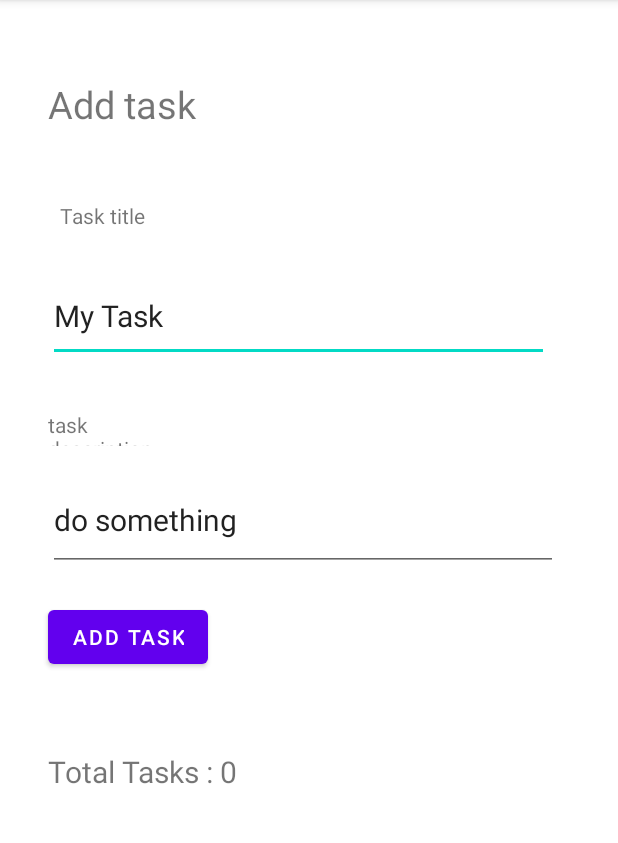
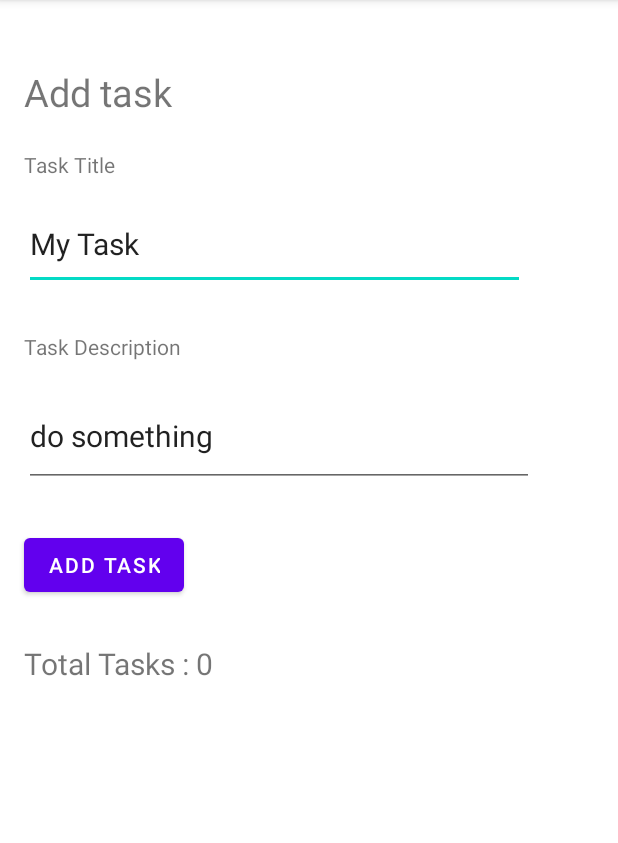
Before and after one commit to ahmadalasaad/taskmaster, an Android app: the AddTask screen opened directly, with no data from a screen before it, on a phone screen of 412 x 824 dp, the part 84-927 px from its top. Run offline under Robolectric (Android 15) with nearby library versions, the phone set to English and light mode, and no system bars.

```diff
--- a/app/src/main/res/layout/activity_add_task.xml
+++ b/app/src/main/res/layout/activity_add_task.xml
@@ -10,9 +10,9 @@
         android:id="@+id/textView"
         android:layout_width="129dp"
         android:layout_height="28dp"
-        android:layout_marginStart="32dp"
-        android:layout_marginLeft="32dp"
-        android:layout_marginTop="52dp"
+        android:layout_marginStart="16dp"
+        android:layout_marginLeft="16dp"
+        android:layout_marginTop="44dp"
         android:text="Add task"
         android:textSize="25sp"
         app:layout_constraintStart_toStartOf="parent"
@@ -22,41 +22,34 @@
         android:id="@+id/textView2"
         android:layout_width="81dp"
         android:layout_height="24dp"
-        android:layout_marginStart="32dp"
-        android:layout_marginLeft="32dp"
-        android:layout_marginTop="52dp"
-        android:layout_marginBottom="16dp"
-        android:text="Task title"
+        android:layout_marginStart="16dp"
+        android:layout_marginLeft="16dp"
+        android:layout_marginTop="28dp"
+        android:text="Task Title"
         android:textSize="14sp"
-        app:layout_constraintBottom_toTopOf="@+id/editTextTextPersonName"
-        app:layout_constraintEnd_toEndOf="parent"
-        app:layout_constraintHorizontal_bias="0.026"
         app:layout_constraintStart_toStartOf="parent"
-        app:layout_constraintTop_toBottomOf="@+id/textView"
-        app:layout_constraintVertical_bias="0.25" />
+        app:layout_constraintTop_toBottomOf="@+id/textView" />
+
 
     <TextView
         android:id="@+id/textView4"
-        android:layout_width="89dp"
-        android:layout_height="24dp"
-        android:layout_marginStart="32dp"
-        android:layout_marginLeft="32dp"
-        android:layout_marginTop="32dp"
-        android:text="task description"
+        android:layout_width="116dp"
+        android:layout_height="28dp"
+        android:layout_marginStart="16dp"
+        android:layout_marginLeft="16dp"
+        android:layout_marginTop="28dp"
+        android:text="Task Description"
         app:layout_constraintStart_toStartOf="parent"
         app:layout_constraintTop_toBottomOf="@+id/editTextTextPersonName" />
-
 
     <Button
         android:id="@+id/button"
         android:layout_width="wrap_content"
         android:layout_height="wrap_content"
-        android:layout_marginStart="32dp"
-        android:layout_marginLeft="32dp"
-        android:layout_marginTop="20dp"
+        android:layout_marginStart="16dp"
+        android:layout_marginLeft="16dp"
+        android:layout_marginTop="28dp"
         android:text="ADD TASK"
-        app:layout_constraintEnd_toEndOf="parent"
-        app:layout_constraintHorizontal_bias="0.0"
         app:layout_constraintStart_toStartOf="parent"
         app:layout_constraintTop_toBottomOf="@+id/editTextTextPersonName2" />
 
@@ -64,25 +57,23 @@
         android:id="@+id/editTextTextPersonName"
         android:layout_width="334dp"
         android:layout_height="61dp"
-        android:layout_marginStart="32dp"
-        android:layout_marginLeft="32dp"
-        android:layout_marginTop="180dp"
+        android:layout_marginStart="16dp"
+        android:layout_marginLeft="16dp"
+        android:layout_marginTop="8dp"
         android:ems="10"
         android:inputType="textPersonName"
         android:text="My Task"
         android:textSize="20sp"
-        app:layout_constraintEnd_toEndOf="parent"
-        app:layout_constraintHorizontal_bias="0.0"
         app:layout_constraintStart_toStartOf="parent"
-        app:layout_constraintTop_toTopOf="parent" />
+        app:layout_constraintTop_toBottomOf="@+id/textView2" />
 
     <EditText
         android:id="@+id/editTextTextPersonName2"
         android:layout_width="340dp"
         android:layout_height="67dp"
-        android:layout_marginStart="32dp"
-        android:layout_marginLeft="32dp"
-        android:layout_marginTop="16dp"
+        android:layout_marginStart="16dp"
+        android:layout_marginLeft="16dp"
+        android:layout_marginTop="8dp"
         android:ems="10"
         android:inputType="textPersonName"
         android:text="do something"
@@ -94,9 +85,9 @@
         android:id="@+id/textView5"
         android:layout_width="wrap_content"
         android:layout_height="wrap_content"
-        android:layout_marginStart="32dp"
-        android:layout_marginLeft="32dp"
-        android:layout_marginTop="52dp"
+        android:layout_marginStart="16dp"
+        android:layout_marginLeft="16dp"
+        android:layout_marginTop="28dp"
         android:text="Total Tasks : 0"
         android:textSize="20sp"
         app:layout_constraintStart_toStartOf="parent"
```
Also changed, not shown: app/src/main/res/layout/activity_all_task.xml (+6 -7 lines), app/src/main/res/layout/activity_main.xml (+11 -18 lines).
